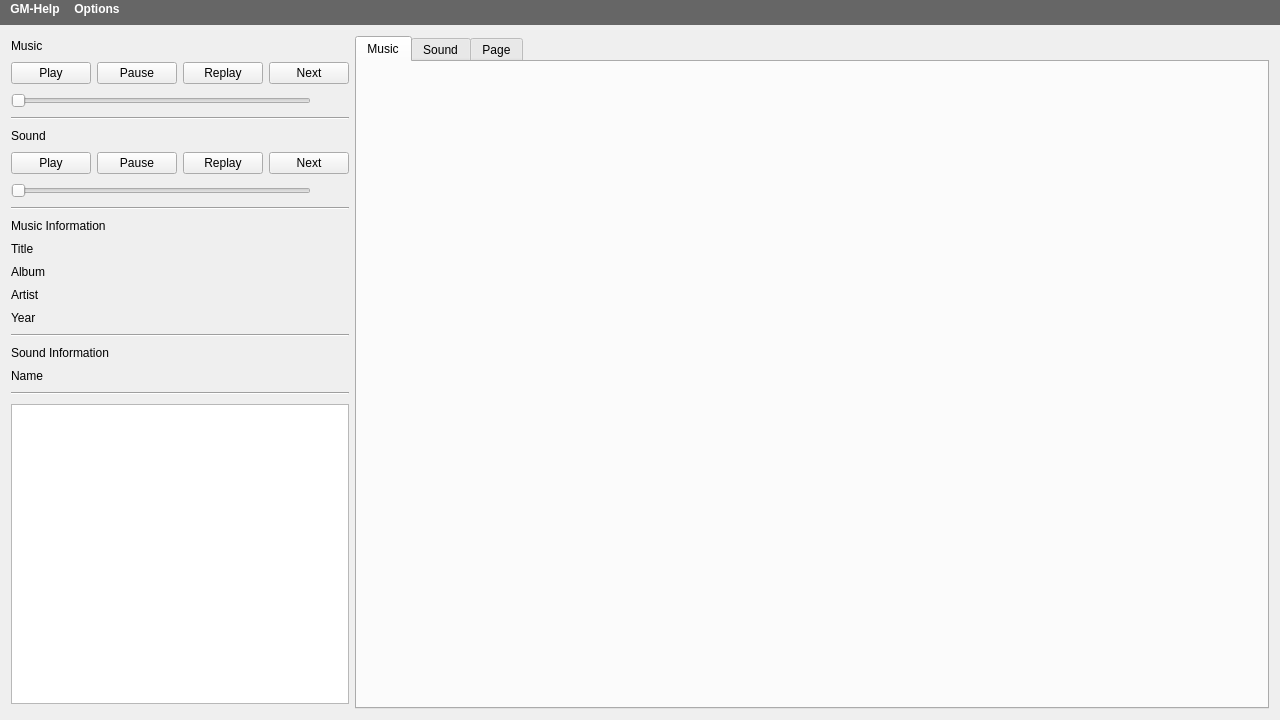
First picture: the form in C++Project/GM-Companion/mainwindow.ui, repository PhilInTheGaps/GM-Companion, before the edit.
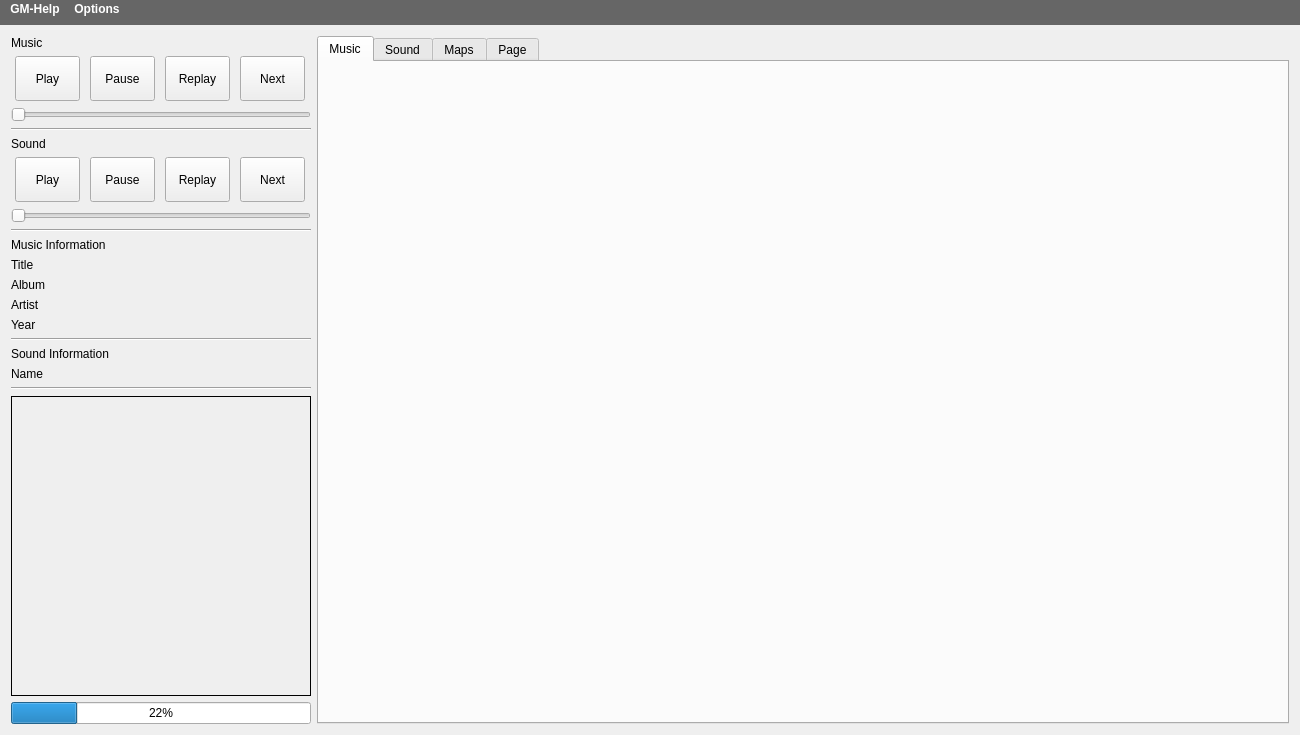
Second picture: the form after the edit. Icons and pictures are not drawn.

Commit message: Added Sound, Metadata, improved music list

Patch:
```diff
--- a/C++Project/GM-Companion/mainwindow.ui
+++ b/C++Project/GM-Companion/mainwindow.ui
@@ -6,7 +6,7 @@
    <rect>
     <x>0</x>
     <y>0</y>
-    <width>1280</width>
+    <width>1300</width>
     <height>720</height>
    </rect>
   </property>
@@ -59,6 +59,24 @@
         </property>
         <item>
          <widget class="QPushButton" name="musicPlayButton">
+          <property name="sizePolicy">
+           <sizepolicy hsizetype="Fixed" vsizetype="Maximum">
+            <horstretch>0</horstretch>
+            <verstretch>0</verstretch>
+           </sizepolicy>
+          </property>
+          <property name="minimumSize">
+           <size>
+            <width>65</width>
+            <height>45</height>
+           </size>
+          </property>
+          <property name="maximumSize">
+           <size>
+            <width>65</width>
+            <height>45</height>
+           </size>
+          </property>
           <property name="text">
            <string>Play</string>
           </property>
@@ -66,6 +84,24 @@
         </item>
         <item>
          <widget class="QPushButton" name="musicPauseButton">
+          <property name="sizePolicy">
+           <sizepolicy hsizetype="Minimum" vsizetype="Maximum">
+            <horstretch>0</horstretch>
+            <verstretch>0</verstretch>
+           </sizepolicy>
+          </property>
+          <property name="minimumSize">
+           <size>
+            <width>65</width>
+            <height>45</height>
+           </size>
+          </property>
+          <property name="maximumSize">
+           <size>
+            <width>65</width>
+            <height>45</height>
+           </size>
+          </property>
           <property name="text">
            <string>Pause</string>
           </property>
@@ -73,6 +109,24 @@
         </item>
         <item>
          <widget class="QPushButton" name="musicReplayButton">
+          <property name="sizePolicy">
+           <sizepolicy hsizetype="Minimum" vsizetype="Maximum">
+            <horstretch>0</horstretch>
+            <verstretch>0</verstretch>
+           </sizepolicy>
+          </property>
+          <property name="minimumSize">
+           <size>
+            <width>65</width>
+            <height>45</height>
+           </size>
+          </property>
+          <property name="maximumSize">
+           <size>
+            <width>65</width>
+            <height>45</height>
+           </size>
+          </property>
           <property name="text">
            <string>Replay</string>
           </property>
@@ -80,6 +134,24 @@
         </item>
         <item>
          <widget class="QPushButton" name="musicNextButton">
+          <property name="sizePolicy">
+           <sizepolicy hsizetype="Minimum" vsizetype="Maximum">
+            <horstretch>0</horstretch>
+            <verstretch>0</verstretch>
+           </sizepolicy>
+          </property>
+          <property name="minimumSize">
+           <size>
+            <width>65</width>
+            <height>45</height>
+           </size>
+          </property>
+          <property name="maximumSize">
+           <size>
+            <width>65</width>
+            <height>45</height>
+           </size>
+          </property>
           <property name="text">
            <string>Next</string>
           </property>
@@ -130,6 +202,24 @@
        <layout class="QHBoxLayout" name="soundControls">
         <item>
          <widget class="QPushButton" name="soundPlayButton">
+          <property name="sizePolicy">
+           <sizepolicy hsizetype="Minimum" vsizetype="Maximum">
+            <horstretch>0</horstretch>
+            <verstretch>0</verstretch>
+           </sizepolicy>
+          </property>
+          <property name="minimumSize">
+           <size>
+            <width>65</width>
+            <height>45</height>
+           </size>
+          </property>
+          <property name="maximumSize">
+           <size>
+            <width>65</width>
+            <height>45</height>
+           </size>
+          </property>
           <property name="text">
            <string>Play</string>
           </property>
@@ -137,6 +227,24 @@
         </item>
         <item>
          <widget class="QPushButton" name="soundPauseButton">
+          <property name="sizePolicy">
+           <sizepolicy hsizetype="Minimum" vsizetype="Maximum">
+            <horstretch>0</horstretch>
+            <verstretch>0</verstretch>
+           </sizepolicy>
+          </property>
+          <property name="minimumSize">
+           <size>
+            <width>65</width>
+            <height>45</height>
+           </size>
+          </property>
+          <property name="maximumSize">
+           <size>
+            <width>65</width>
+            <height>45</height>
+           </size>
+          </property>
           <property name="text">
            <string>Pause</string>
           </property>
@@ -144,6 +252,24 @@
         </item>
         <item>
          <widget class="QPushButton" name="soundReplayButton">
+          <property name="sizePolicy">
+           <sizepolicy hsizetype="Minimum" vsizetype="Maximum">
+            <horstretch>0</horstretch>
+            <verstretch>0</verstretch>
+           </sizepolicy>
+          </property>
+          <property name="minimumSize">
+           <size>
+            <width>65</width>
+            <height>45</height>
+           </size>
+          </property>
+          <property name="maximumSize">
+           <size>
+            <width>65</width>
+            <height>45</height>
+           </size>
+          </property>
           <property name="text">
            <string>Replay</string>
           </property>
@@ -151,6 +277,24 @@
         </item>
         <item>
          <widget class="QPushButton" name="soundNextButton">
+          <property name="sizePolicy">
+           <sizepolicy hsizetype="Minimum" vsizetype="Maximum">
+            <horstretch>0</horstretch>
+            <verstretch>0</verstretch>
+           </sizepolicy>
+          </property>
+          <property name="minimumSize">
+           <size>
+            <width>65</width>
+            <height>45</height>
+           </size>
+          </property>
+          <property name="maximumSize">
+           <size>
+            <width>65</width>
+            <height>45</height>
+           </size>
+          </property>
           <property name="text">
            <string>Next</string>
           </property>
@@ -219,7 +363,7 @@
       <item>
        <widget class="QLabel" name="musicAlbumLabel">
         <property name="sizePolicy">
-         <sizepolicy hsizetype="Preferred" vsizetype="Maximum">
+         <sizepolicy hsizetype="Maximum" vsizetype="Maximum">
           <horstretch>0</horstretch>
           <verstretch>0</verstretch>
          </sizepolicy>
@@ -296,15 +440,21 @@
       </item>
       <item>
        <widget class="Line" name="line_4">
+        <property name="sizePolicy">
+         <sizepolicy hsizetype="Minimum" vsizetype="Fixed">
+          <horstretch>0</horstretch>
+          <verstretch>0</verstretch>
+         </sizepolicy>
+        </property>
         <property name="orientation">
          <enum>Qt::Horizontal</enum>
         </property>
        </widget>
       </item>
       <item>
-       <widget class="QGraphicsView" name="coverView">
+       <widget class="QLabel" name="musicCoverLabel">
         <property name="sizePolicy">
-         <sizepolicy hsizetype="Minimum" vsizetype="Maximum">
+         <sizepolicy hsizetype="Fixed" vsizetype="Fixed">
           <horstretch>0</horstretch>
           <verstretch>0</verstretch>
          </sizepolicy>
@@ -315,6 +465,49 @@
           <height>300</height>
          </size>
         </property>
+        <property name="frameShape">
+         <enum>QFrame::Box</enum>
+        </property>
+        <property name="frameShadow">
+         <enum>QFrame::Plain</enum>
+        </property>
+        <property name="text">
+         <string/>
+        </property>
+       </widget>
+      </item>
+      <item>
+       <widget class="QProgressBar" name="musicProgressBar">
+        <property name="sizePolicy">
+         <sizepolicy hsizetype="Maximum" vsizetype="Fixed">
+          <horstretch>0</horstretch>
+          <verstretch>0</verstretch>
+         </sizepolicy>
+        </property>
+        <property name="minimumSize">
+         <size>
+          <width>300</width>
+          <height>0</height>
+         </size>
+        </property>
+        <property name="maximumSize">
+         <size>
+          <width>300</width>
+          <height>16777215</height>
+         </size>
+        </property>
+        <property name="value">
+         <number>22</number>
+        </property>
+        <property name="textVisible">
+         <bool>true</bool>
+        </property>
+        <property name="textDirection">
+         <enum>QProgressBar::TopToBottom</enum>
+        </property>
+        <property name="format">
+         <string>%p%</string>
+        </property>
        </widget>
       </item>
      </layout>
@@ -346,6 +539,11 @@
         <string>Sound</string>
        </attribute>
       </widget>
+      <widget class="QWidget" name="tabMaps">
+       <attribute name="title">
+        <string>Maps</string>
+       </attribute>
+      </widget>
       <widget class="QWidget" name="tab">
        <attribute name="title">
         <string>Page</string>
@@ -377,7 +575,7 @@
     <rect>
      <x>0</x>
      <y>0</y>
-     <width>1280</width>
+     <width>1300</width>
      <height>25</height>
     </rect>
    </property>
```
Left out of the diff: 1 changed line with no effect on the pictures. The commit also changes 5 other files.
